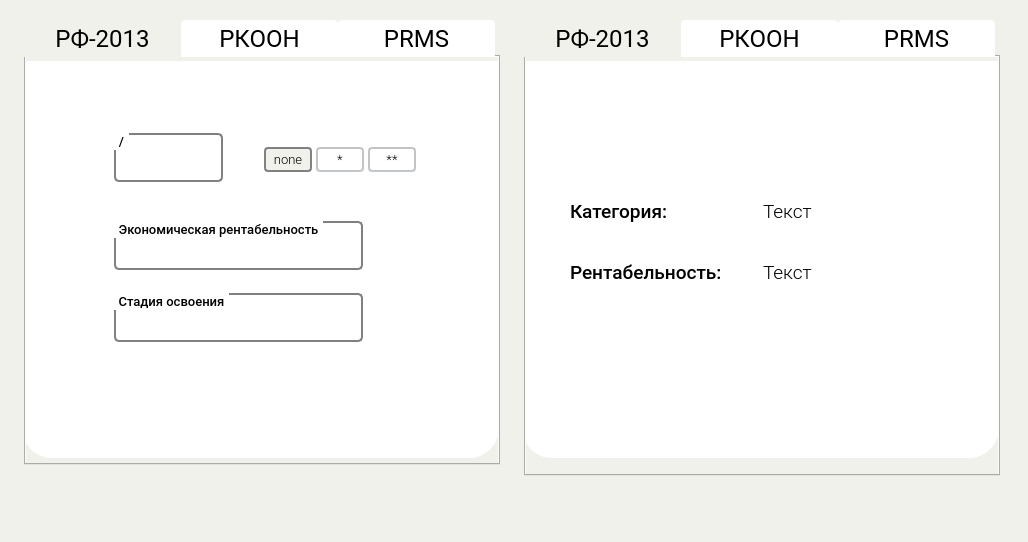
Above: pr_2.ui from ShalomGH/multiplying_talents before the change. Below: the same form after it.
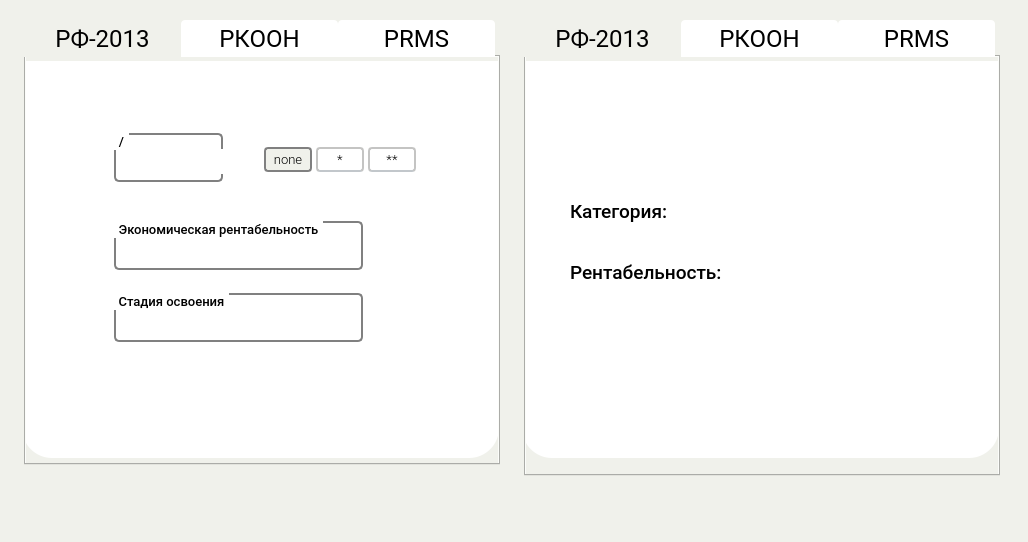
That is the form after the change. The open tabs and pages were chosen to show the change.

Commit message: add cleaning input and output categories

Patch:
```diff
--- a/pr_2.ui
+++ b/pr_2.ui
@@ -69,6 +69,12 @@
       <height>445</height>
      </rect>
     </property>
+    <property name="sizePolicy">
+     <sizepolicy hsizetype="Ignored" vsizetype="Ignored">
+      <horstretch>0</horstretch>
+      <verstretch>0</verstretch>
+     </sizepolicy>
+    </property>
     <property name="font">
      <font>
       <family>Roboto</family>
@@ -139,6 +145,12 @@
         <height>397</height>
        </rect>
       </property>
+      <property name="sizePolicy">
+       <sizepolicy hsizetype="Ignored" vsizetype="Ignored">
+        <horstretch>0</horstretch>
+        <verstretch>0</verstretch>
+       </sizepolicy>
+      </property>
       <property name="font">
        <font>
         <family>Roboto Light</family>
@@ -165,6 +177,12 @@
          <height>49</height>
         </rect>
        </property>
+       <property name="sizePolicy">
+        <sizepolicy hsizetype="Ignored" vsizetype="Ignored">
+         <horstretch>0</horstretch>
+         <verstretch>0</verstretch>
+        </sizepolicy>
+       </property>
        <property name="font">
         <font>
          <family>Roboto Medium</family>
@@ -196,10 +214,16 @@
          <rect>
           <x>4</x>
           <y>16</y>
-          <width>99</width>
+          <width>117</width>
           <height>25</height>
          </rect>
         </property>
+        <property name="sizePolicy">
+         <sizepolicy hsizetype="Ignored" vsizetype="Ignored">
+          <horstretch>0</horstretch>
+          <verstretch>0</verstretch>
+         </sizepolicy>
+        </property>
         <property name="font">
          <font>
           <family>Roboto Light</family>
@@ -1444,6 +1468,12 @@
       <height>456</height>
      </rect>
     </property>
+    <property name="sizePolicy">
+     <sizepolicy hsizetype="Ignored" vsizetype="Ignored">
+      <horstretch>0</horstretch>
+      <verstretch>0</verstretch>
+     </sizepolicy>
+    </property>
     <property name="font">
      <font>
       <family>Roboto</family>
@@ -1514,6 +1544,12 @@
         <height>397</height>
        </rect>
       </property>
+      <property name="sizePolicy">
+       <sizepolicy hsizetype="Ignored" vsizetype="Ignored">
+        <horstretch>0</horstretch>
+        <verstretch>0</verstretch>
+       </sizepolicy>
+      </property>
       <property name="styleSheet">
        <string notr="true">Background-color: #ffffff;
 border-bottom-right-radius: 30px;
@@ -1534,6 +1570,12 @@
          <height>129</height>
         </rect>
        </property>
+       <property name="sizePolicy">
+        <sizepolicy hsizetype="Ignored" vsizetype="Ignored">
+         <horstretch>0</horstretch>
+         <verstretch>0</verstretch>
+        </sizepolicy>
+       </property>
        <layout class="QVBoxLayout" name="verticalLayout_2">
         <property name="spacing">
          <number>0</number>
@@ -1555,6 +1597,12 @@
           </item>
           <item>
            <widget class="QLabel" name="out_rf_category">
+            <property name="sizePolicy">
+             <sizepolicy hsizetype="Ignored" vsizetype="Ignored">
+              <horstretch>0</horstretch>
+              <verstretch>0</verstretch>
+             </sizepolicy>
+            </property>
             <property name="font">
              <font>
               <family>Roboto Light</family>
@@ -1562,7 +1610,7 @@
              </font>
             </property>
             <property name="text">
-             <string>Текст</string>
+             <string/>
             </property>
            </widget>
           </item>
@@ -1585,6 +1633,12 @@
           </item>
           <item>
            <widget class="QLabel" name="out_rf_profit">
+            <property name="sizePolicy">
+             <sizepolicy hsizetype="Ignored" vsizetype="Ignored">
+              <horstretch>0</horstretch>
+              <verstretch>0</verstretch>
+             </sizepolicy>
+            </property>
             <property name="font">
              <font>
               <family>Roboto Light</family>
@@ -1592,7 +1646,7 @@
              </font>
             </property>
             <property name="text">
-             <string>Текст</string>
+             <string/>
             </property>
            </widget>
           </item>
```
Left out of the diff: 321 changed lines with no effect on the pictures. The commit also changes 2 other files.
